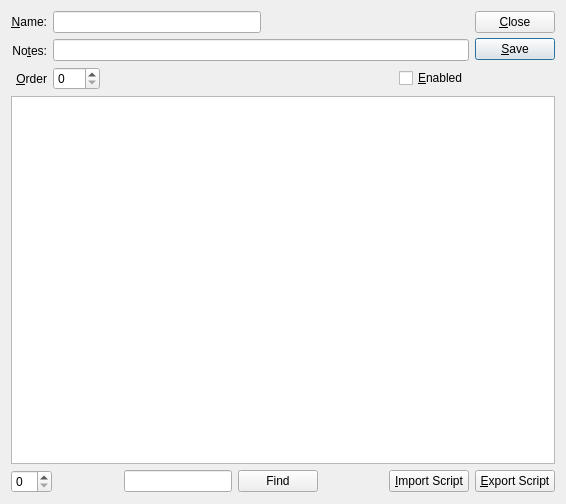
WooodHead/xtuple, file xtuple/trunk/guiclient/scriptEditor.ui: the form before one commit.
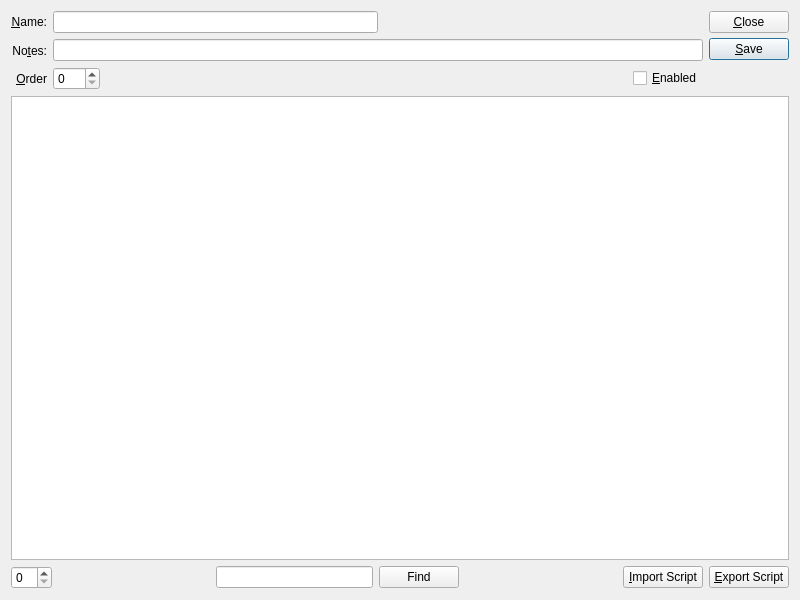
The form after the commit. Custom widgets are drawn as their Qt base class.

Commit message: Set script editor size to 800x600

What changed in the file:
```diff
--- a/xtuple/trunk/guiclient/scriptEditor.ui
+++ b/xtuple/trunk/guiclient/scriptEditor.ui
@@ -13,8 +13,8 @@
    <rect>
     <x>0</x>
     <y>0</y>
-    <width>566</width>
-    <height>504</height>
+    <width>800</width>
+    <height>600</height>
    </rect>
   </property>
   <property name="windowTitle" >
```
Left out of the diff: 1 changed line with no effect on the pictures.
